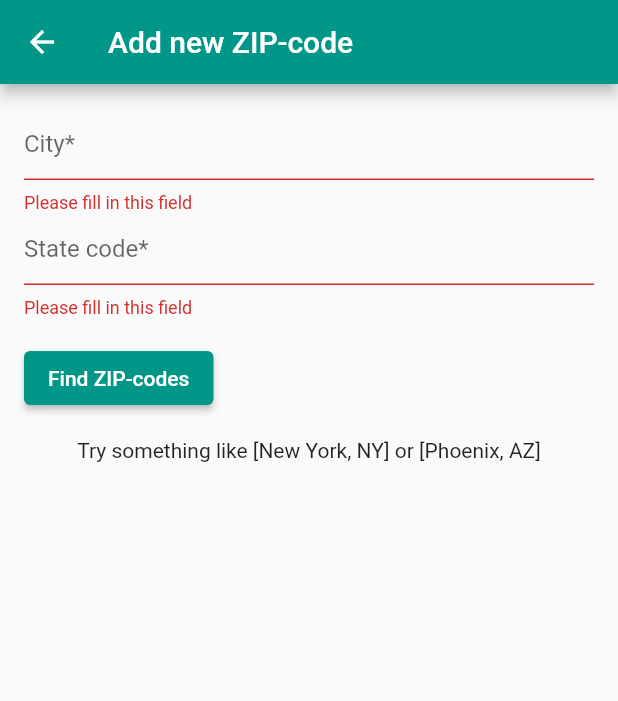
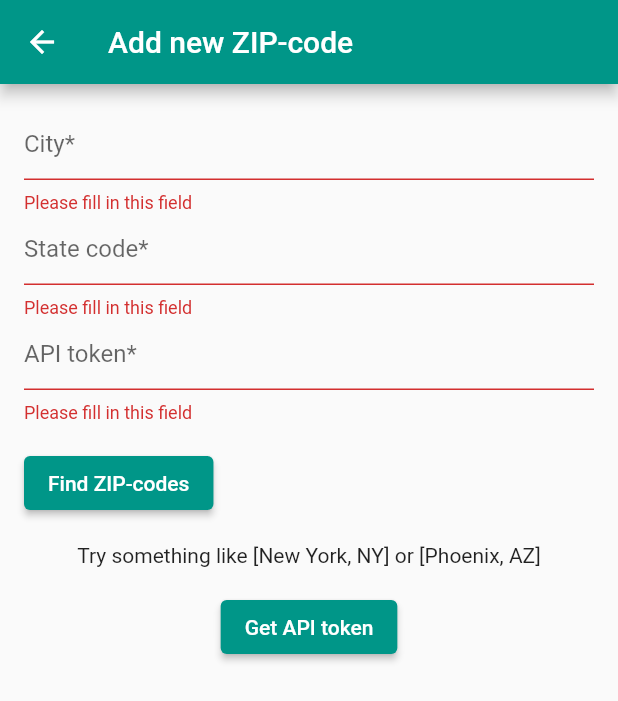
Before and after one commit to eug-vs/ziplock, a Flutter app: the FormPage screen opened directly, after a tap on "Find ZIP-codes", on a phone screen of 412 x 824 dp. Shown: the top 701 px of the screen. Run offline on Flutter 3.47's test engine with Material 2 defaults, Android fonts, the light colour scheme and no system bars; our stand-ins replace sqflite; accounts and stored records are empty.

Commit message:
feat: add API token field to form

```diff
--- a/lib/containers/FormPage/FormPage.dart
+++ b/lib/containers/FormPage/FormPage.dart
@@ -1,13 +1,14 @@
 import 'dart:convert';
 import 'package:flutter/material.dart';
 import 'package:http/http.dart';
+import 'package:url_launcher/url_launcher.dart';
 import './SearchForm.dart';
 import '../../components/ZipCodeCard/ZipCodeCard.dart';
 import '../../components/ZipCodeCard/ZipCode.dart';
 
 // TODO: load from env? Wtf, where do they even store these on mobile?
 final API_BASE_URL = 'https://www.zipcodeapi.com/rest';
-final API_TOKEN = 'VtTFmXpCWVRjqbJ8sV2fmNYH4ciX2gyyPZonHX8dkjeE8sLYhr3ZwtyiuZVWBw6a';
+final TOKEN_URL = 'https://www.zipcodeapi.com/API#locToZips';
 
 
 class FormPage extends StatefulWidget {
@@ -22,8 +23,8 @@ class _FormPageState extends State<FormPage> {
   List<ZipCode> _zipCodes = [];
 
   // TODO: implement pagination (if API supports it)
-  Future<void> fetchZipCodes(String city, String stateCode) async {
-    final requestUrl = '$API_BASE_URL/$API_TOKEN/city-zips.json/$city/$stateCode';
+  Future<void> fetchZipCodes(String city, String stateCode, String token) async {
+    final requestUrl = '$API_BASE_URL/$token/city-zips.json/$city/$stateCode';
     print('Fetching $requestUrl');
     final response = await get(requestUrl);
     if (response.statusCode == 200) {
@@ -53,7 +54,24 @@ class _FormPageState extends State<FormPage> {
               child: ListView(
                 children: _zipCodes.map((ZipCode zipCode) => ZipCodeCard(zipCode: zipCode)).toList()
               ),
-            ) : Text('Try something like [New York, NY] or [Phoenix, AZ]'),
+            ) : Column(
+              children: <Widget>[
+                Text('Try something like [New York, NY] or [Phoenix, AZ]'),
+                Padding(
+                  padding: const EdgeInsets.symmetric(vertical: 16.0),
+                  child: ElevatedButton(
+                    onPressed: () async {
+                      if (await canLaunch(TOKEN_URL)) {
+                        await launch(TOKEN_URL);
+                      } else {
+                        throw 'Could not launch $TOKEN_URL';
+                      }
+                    },
+                    child: Text('Get API token'),
+                  ),
+                ),
+              ]
+            )
           ]
         )
       ),
--- a/lib/containers/FormPage/SearchForm.dart
+++ b/lib/containers/FormPage/SearchForm.dart
@@ -4,7 +4,7 @@ import 'package:flutter/material.dart';
 class SearchForm extends StatefulWidget {
   SearchForm({Key key, this.handleSubmit }) : super(key: key);
 
-  final Function(String, String) handleSubmit;
+  final Function(String, String, String) handleSubmit;
 
   @override
   _SearchFormState createState() => _SearchFormState();
@@ -14,6 +14,7 @@ class _SearchFormState extends State<SearchForm> {
   final _formKey = GlobalKey<FormState>();
   final cityController = TextEditingController();
   final stateCodeController = TextEditingController();
+  final tokenController = TextEditingController();
 
   @override
   Widget build(BuildContext context) {
@@ -49,12 +50,28 @@ class _SearchFormState extends State<SearchForm> {
             },
             controller: stateCodeController,
           ),
+          TextFormField(
+            decoration: const InputDecoration(
+              hintText: 'API token*',
+            ),
+            validator: (value) {
+              if (value.isEmpty) {
+                return 'Please fill in this field';
+              }
+              return null;
+            },
+            controller: tokenController,
+          ),
           Padding(
             padding: const EdgeInsets.symmetric(vertical: 16.0),
             child: ElevatedButton(
               onPressed: () {
                 if (_formKey.currentState.validate()) {
-                  widget.handleSubmit(cityController.text, stateCodeController.text);
+                  widget.handleSubmit(
+                    cityController.text,
+                    stateCodeController.text,
+                    tokenController.text,
+                  );
                 }
               },
               child: Text('Find ZIP-codes'),
```
